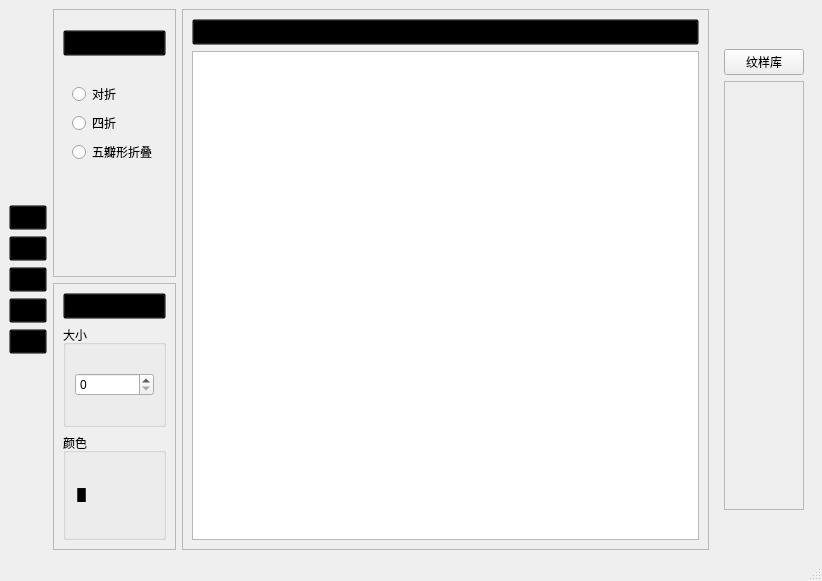
zeki2333/papercutting-simulation, file mainwindow.ui: the form before one commit.
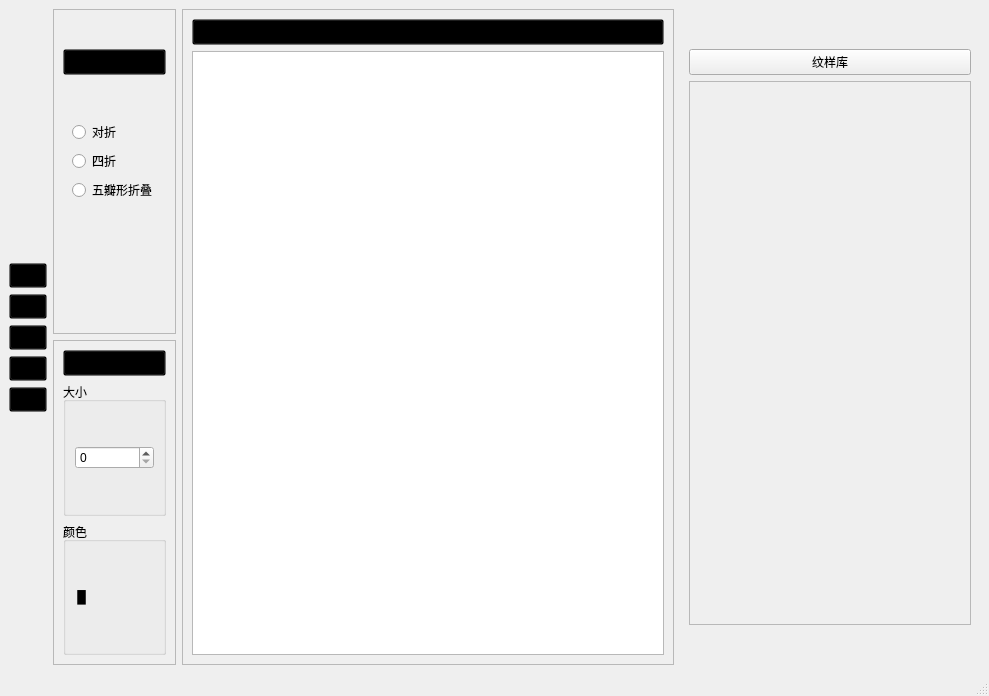
The form after the commit. Icons and pictures are not drawn.

What changed in the file:
```diff
--- a/mainwindow.ui
+++ b/mainwindow.ui
@@ -6,8 +6,8 @@
    <rect>
     <x>0</x>
     <y>0</y>
-    <width>822</width>
-    <height>581</height>
+    <width>989</width>
+    <height>696</height>
    </rect>
   </property>
   <property name="windowTitle">
@@ -418,6 +418,24 @@
          <property name="frameShadow">
           <enum>QFrame::Raised</enum>
          </property>
+         <layout class="QHBoxLayout" name="horizontalLayout_2">
+          <item>
+           <spacer name="horizontalSpacer">
+            <property name="orientation">
+             <enum>Qt::Horizontal</enum>
+            </property>
+            <property name="sizeType">
+             <enum>QSizePolicy::Fixed</enum>
+            </property>
+            <property name="sizeHint" stdset="0">
+             <size>
+              <width>262</width>
+              <height>20</height>
+             </size>
+            </property>
+           </spacer>
+          </item>
+         </layout>
         </widget>
        </item>
       </layout>
```
Left out of the diff: 6 changed lines with no effect on the pictures.
